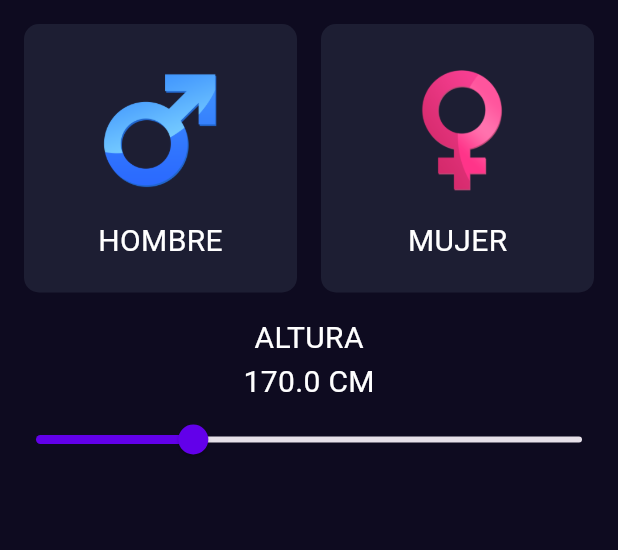
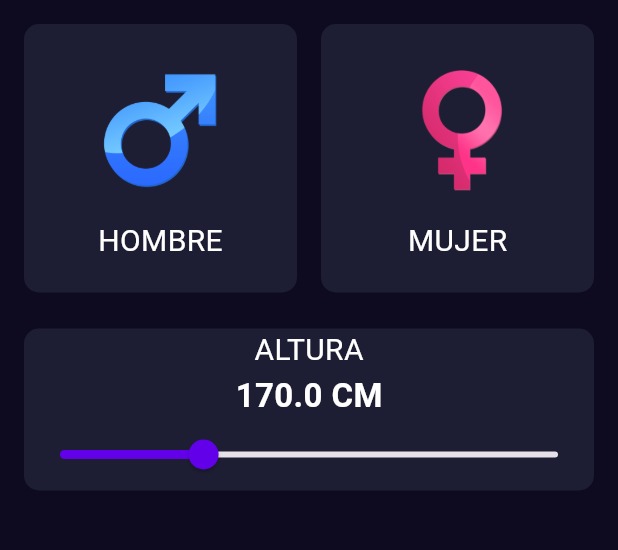
Before and after one commit to kba1986cr/aprendiendoFlutter, a Flutter app: the screen it shows after launch, on a phone screen of 412 x 824 dp, the part 84-634 px from its top. Run offline on Flutter 3.47's test engine with Material 3 defaults, Android fonts, the phone set to English and light mode, and no system bars.

Commit message:
imc_Dos act + number selector

```diff
--- a/imc_dos/lib/components/height_selector.dart
+++ b/imc_dos/lib/components/height_selector.dart
@@ -15,11 +15,26 @@ class _HeightSelectorState extends State<HeightSelector> {
 
   @override
   Widget build(BuildContext context) {
-    return Column(
+    return Padding(
+      padding: const EdgeInsets.only(left: 16, top: 8, right: 16, bottom: 16),
+      child: Container(
+        decoration: BoxDecoration(
+          color: AppColors.backgroundComponent,
+          borderRadius: BorderRadius.circular(10),
+        ),
+        child: Column(
           children: [
             //
             Text("Altura".toUpperCase(), style: TextStyles.bodyText),
-        Text("$height cm".toUpperCase(), style: TextStyles.bodyText),
+            Text(
+              "${height.toStringAsFixed(1)} cm".toUpperCase(),
+              //style: TextStyles.bodyText,
+              style: TextStyle(
+                fontWeight: FontWeight.bold,
+                color: Colors.white,
+                fontSize: 22,
+              ),
+            ),
             Slider(
               value: height,
               onChanged: (newHeight) {
@@ -30,10 +45,12 @@ class _HeightSelectorState extends State<HeightSelector> {
               min: 150,
               max: 220,
               divisions: 140,
-          label: "$height",
+              label: "$height  cm",
               activeColor: AppColors.primary,
             ),
           ],
+        ),
+      ),
     );
   }
 }
--- a/imc_dos/lib/screens/imc_home_screec.dart
+++ b/imc_dos/lib/screens/imc_home_screec.dart
@@ -1,6 +1,7 @@
 import 'package:flutter/material.dart';
 import 'package:imc_dos/components/gender_selector.dart';
 import 'package:imc_dos/components/height_selector.dart';
+import 'package:imc_dos/components/number_selector.dart';
 
 class ImcHomeScreen extends StatefulWidget {
   const ImcHomeScreen({super.key});
@@ -17,6 +18,7 @@ class _ImcHomeScreenState extends State<ImcHomeScreen> {
         //
         GenderSelector(),
         HeightSelector(),
+        NumberSelector(),
       ],
     );
   }
```
Also changed, not shown: imc_dos/lib/components/number_selector.dart (added, +15 -0 lines). Lines whose indentation alone changed are shown as unchanged.
